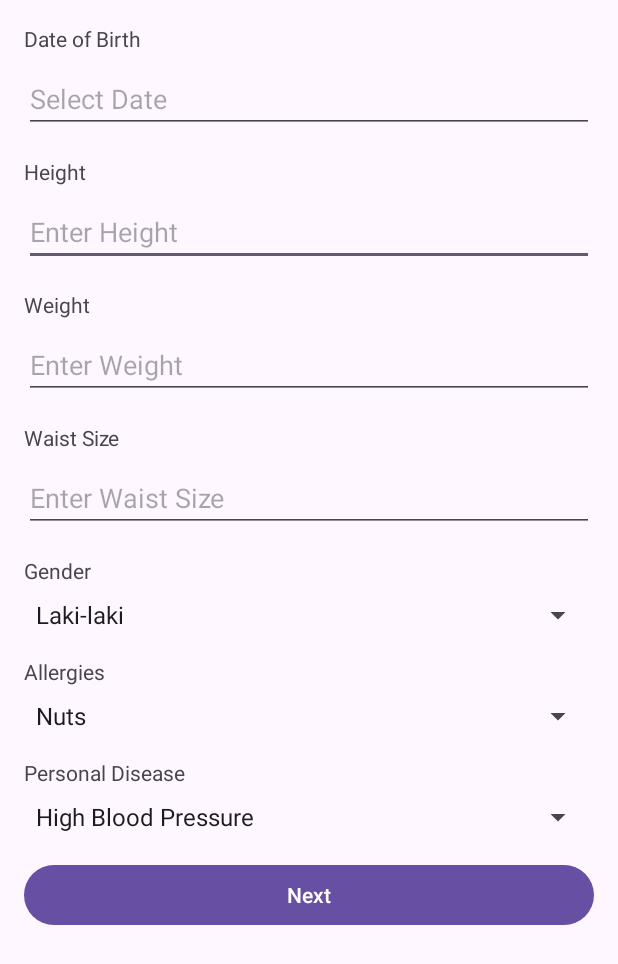
After one commit to mediarahan/nourimate, an Android app: the EditProfileActivity screen opened directly, with no data from a screen before it, on a phone screen of 412 x 824 dp. The commit adds this screen. Shown: the top 964 px of the screen. Run offline under Robolectric (Android 15) with nearby library versions, the phone set to English and light mode, and no system bars.

Commit message:
Functional UI (Edit Profile)

```diff
--- a/app/src/main/AndroidManifest.xml
+++ b/app/src/main/AndroidManifest.xml
@@ -12,6 +12,9 @@
         android:supportsRtl="true"
         android:theme="@style/Base.Theme.NourimateTA"
         tools:targetApi="31">
+        <activity
+            android:name=".EditProfileActivity"
+            android:exported="false" />
         <activity
             android:name=".VerificationCode2Activity"
             android:exported="false" />
--- /dev/null
+++ b/app/src/main/java/com/telyu/nourimate/EditProfileActivity.kt
@@ -0,0 +1,72 @@
+package com.telyu.nourimate
+
+import android.app.DatePickerDialog
+import android.content.Intent
+import android.os.Bundle
+import android.widget.ArrayAdapter
+import android.widget.DatePicker
+import com.telyu.nourimate.databinding.ActivityEditProfileBinding
+import androidx.appcompat.app.AppCompatActivity
+import java.util.Calendar
+
+class EditProfileActivity : AppCompatActivity() {
+
+    private lateinit var binding: ActivityEditProfileBinding
+
+    override fun onCreate(savedInstanceState: Bundle?) {
+        super.onCreate(savedInstanceState)
+        binding = ActivityEditProfileBinding.inflate(layoutInflater)
+        val view = binding.root
+        setContentView(view)
+
+        // Date of Birth
+        binding.editTextDateOfBirth.setOnClickListener {
+            showDatePicker()
+        }
+
+        // Gender Dropdown
+        val genderOptions = arrayOf("Laki-laki", "Perempuan")
+        val genderAdapter = ArrayAdapter(this, android.R.layout.simple_spinner_item, genderOptions)
+        binding.spinnerGender.adapter = genderAdapter
+
+        // Allergies Dropdown
+        val allergiesOptions = arrayOf("Nuts", "Egg", "Seafood")
+        val allergiesAdapter = ArrayAdapter(this, android.R.layout.simple_spinner_item, allergiesOptions)
+        binding.spinnerAllergies.adapter = allergiesAdapter
+
+        // Personal Disease Dropdown
+        val diseaseOptions = arrayOf("High Blood Pressure", "Diabetes", "Cholesterol")
+        val diseaseAdapter = ArrayAdapter(this, android.R.layout.simple_spinner_item, diseaseOptions)
+        binding.spinnerPersonalDisease.adapter = diseaseAdapter
+
+        // Next Button
+        binding.buttonNext.setOnClickListener {
+            // Tambahkan logika untuk berpindah ke halaman Home
+        openHomePage()}
+    }
+
+    private fun openHomePage() {
+        // Buat Intent untuk membuka VerificationActivity
+        val intent = Intent(this, HomeActivity::class.java)
+        startActivity(intent)}
+
+    private fun showDatePicker() {
+        val calendar = Calendar.getInstance()
+        val year = calendar.get(Calendar.YEAR)
+        val month = calendar.get(Calendar.MONTH)
+        val day = calendar.get(Calendar.DAY_OF_MONTH)
+
+        val datePickerDialog = DatePickerDialog(
+            this,
+            { _: DatePicker, year: Int, month: Int, dayOfMonth: Int ->
+                val selectedDate = "$dayOfMonth/${month + 1}/$year"
+                binding.editTextDateOfBirth.setText(selectedDate)
+            },
+            year,
+            month,
+            day
+        )
+
+        datePickerDialog.show()
+    }
+}
--- a/app/src/main/java/com/telyu/nourimate/LoginActivity.kt
+++ b/app/src/main/java/com/telyu/nourimate/LoginActivity.kt
@@ -28,7 +28,7 @@ class LoginActivity : AppCompatActivity() {
             openHomePage()
         }
         binding.buttonSignInWithGoogle.setOnClickListener {
-            openHomePage()
+            openVerificationPage()
         }
         binding.buttonForgotPassword.setOnClickListener {
             openVerificationPage()
--- /dev/null
+++ b/app/src/main/res/layout/activity_edit_profile.xml
@@ -0,0 +1,133 @@
+<?xml version="1.0" encoding="utf-8"?>
+<RelativeLayout xmlns:android="http://schemas.android.com/apk/res/android"
+    xmlns:app="http://schemas.android.com/apk/res-auto"
+    xmlns:tools="http://schemas.android.com/tools"
+    android:layout_width="match_parent"
+    android:layout_height="match_parent"
+    android:paddingLeft="16dp"
+    android:paddingTop="16dp"
+    android:paddingRight="16dp"
+    android:paddingBottom="16dp"
+    tools:context=".EditProfileActivity">
+
+    <TextView
+        android:id="@+id/textViewDateOfBirth"
+        android:layout_width="wrap_content"
+        android:layout_height="wrap_content"
+        android:text="Date of Birth" />
+
+    <EditText
+        android:id="@+id/editTextDateOfBirth"
+        android:layout_width="match_parent"
+        android:layout_height="wrap_content"
+        android:layout_below="@id/textViewDateOfBirth"
+        android:layout_marginTop="8dp"
+        android:hint="Select Date"
+        android:inputType="none"
+        android:focusable="false" />
+
+    <TextView
+        android:id="@+id/textViewHeight"
+        android:layout_width="wrap_content"
+        android:layout_height="wrap_content"
+        android:layout_below="@id/editTextDateOfBirth"
+        android:layout_marginTop="16dp"
+        android:text="Height" />
+
+    <EditText
+        android:id="@+id/editTextHeight"
+        android:layout_width="match_parent"
+        android:layout_height="wrap_content"
+        android:layout_below="@id/textViewHeight"
+        android:layout_marginTop="8dp"
+        android:hint="Enter Height"
+        android:inputType="number" />
+
+    <TextView
+        android:id="@+id/textViewWeight"
+        android:layout_width="wrap_content"
+        android:layout_height="wrap_content"
+        android:layout_below="@id/editTextHeight"
+        android:layout_marginTop="16dp"
+        android:text="Weight" />
+
+    <EditText
+        android:id="@+id/editTextWeight"
+        android:layout_width="match_parent"
+        android:layout_height="wrap_content"
+        android:layout_below="@id/textViewWeight"
+        android:layout_marginTop="8dp"
+        android:hint="Enter Weight"
+        android:inputType="number" />
+
+    <TextView
+        android:id="@+id/textViewWaistSize"
+        android:layout_width="wrap_content"
+        android:layout_height="wrap_content"
+        android:layout_below="@id/editTextWeight"
+        android:layout_marginTop="16dp"
+        android:text="Waist Size" />
+
+    <EditText
+        android:id="@+id/editTextWaistSize"
+        android:layout_width="match_parent"
+        android:layout_height="wrap_content"
+        android:layout_below="@id/textViewWaistSize"
+        android:layout_marginTop="8dp"
+        android:hint="Enter Waist Size"
+        android:inputType="number" />
+
+    <TextView
+        android:id="@+id/textViewGender"
+        android:layout_width="wrap_content"
+        android:layout_height="wrap_content"
+        android:layout_below="@id/editTextWaistSize"
+        android:layout_marginTop="16dp"
+        android:text="Gender" />
+
+    <Spinner
+        android:id="@+id/spinnerGender"
+        android:layout_width="match_parent"
+        android:layout_height="wrap_content"
+        android:layout_below="@id/textViewGender"
+        android:layout_marginTop="8dp" />
+
+    <TextView
+        android:id="@+id/textViewAllergies"
+        android:layout_width="wrap_content"
+        android:layout_height="wrap_content"
+        android:layout_below="@id/spinnerGender"
+        android:layout_marginTop="16dp"
+        android:text="Allergies" />
+
+    <Spinner
+        android:id="@+id/spinnerAllergies"
+        android:layout_width="match_parent"
+        android:layout_height="wrap_content"
+        android:layout_below="@id/textViewAllergies"
+        android:layout_marginTop="8dp" />
+
+    <TextView
+        android:id="@+id/textViewPersonalDisease"
+        android:layout_width="wrap_content"
+        android:layout_height="wrap_content"
+        android:layout_below="@id/spinnerAllergies"
+        android:layout_marginTop="16dp"
+        android:text="Personal Disease" />
+
+    <Spinner
+        android:id="@+id/spinnerPersonalDisease"
+        android:layout_width="match_parent"
+        android:layout_height="wrap_content"
+        android:layout_below="@id/textViewPersonalDisease"
+        android:layout_marginTop="8dp" />
+
+    <Button
+        android:id="@+id/buttonNext"
+        android:layout_width="match_parent"
+        android:layout_height="wrap_content"
+        android:layout_below="@id/spinnerPersonalDisease"
+        android:layout_marginTop="16dp"
+        android:text="Next" />
+
+</RelativeLayout>
--- a/app/src/main/res/layout/activity_splash_screen.xml
+++ b/app/src/main/res/layout/activity_splash_screen.xml
@@ -4,6 +4,6 @@
     android:layout_height="match_parent"
     android:background="@drawable/gradient_background">
 
-    <!-- Your layout components go here -->
+    <!-- Tambahkan elemen-elemen lainnya yang mungkin Anda butuhkan di splash screen -->
 
 </RelativeLayout>
```
Also changed, not shown: app/src/main/java/com/telyu/nourimate/SplashScreenActivity.kt (+33 -0 lines), app/src/main/java/com/telyu/nourimate/VerificationCode2Activity.kt (+21 -9 lines), app/src/main/res/drawable/gradient_background.xml (+98 -11 lines), app/src/main/res/values/colors.xml (+16 -0 lines).
